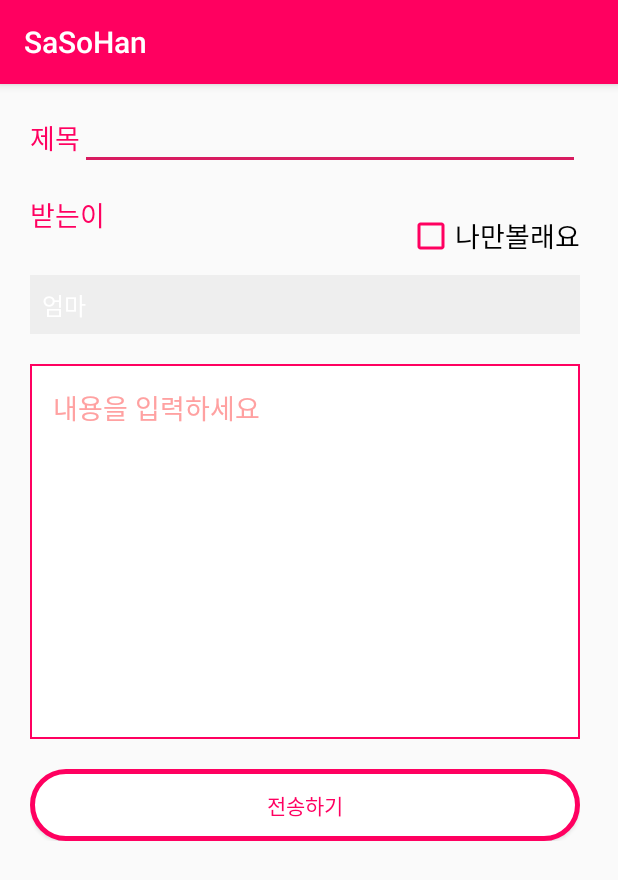
After one commit to tmddus/SASOHAN-android, an Android app: the SendSMS screen opened directly, with no data from a screen before it, on a phone screen of 412 x 824 dp. The commit adds this screen. Shown: the top 880 px of the screen. Run offline under Robolectric (Android 15) with nearby library versions, the phone set to English and light mode, and no system bars.

Commit message:
sms전송

```diff
--- a/app/src/main/AndroidManifest.xml
+++ b/app/src/main/AndroidManifest.xml
@@ -5,6 +5,7 @@
     <uses-permission android:name="android.permission.CAMERA" />
     <uses-permission android:name="android.permission.READ_EXTERNAL_STORAGE" />
     <uses-permission android:name="android.permission.WRITE_EXTERNAL_STORAGE" />
+    <uses-permission android:name="android.permission.SEND_SMS" />
 
     <application
         android:allowBackup="true"
@@ -13,7 +14,9 @@
         android:roundIcon="@mipmap/ic_launcher_round"
         android:supportsRtl="true"
         android:theme="@style/AppTheme">
-        <activity android:name=".Activity.ShowDiary"></activity>
+
+        <activity android:name=".Activity.SendSMS"/>
+        <activity android:name=".Activity.ShowDiary" />
         <activity android:name=".Activity.WriteActivity" />
         <activity android:name=".Activity.WriteDay" />
         <activity android:name=".Activity.MainActivity">
--- /dev/null
+++ b/app/src/main/java/sy/project2019/itshow/sasohan2019/Activity/SendSMS.java
@@ -0,0 +1,100 @@
+package sy.project2019.itshow.sasohan2019.Activity;
+
+import android.content.Intent;
+import android.support.v7.app.AppCompatActivity;
+import android.os.Bundle;
+import android.telephony.SmsManager;
+import android.view.View;
+import android.widget.AdapterView;
+import android.widget.ArrayAdapter;
+import android.widget.Button;
+import android.widget.CheckBox;
+import android.widget.EditText;
+import android.widget.Spinner;
+import android.widget.Toast;
+
+import java.util.ArrayList;
+
+import sy.project2019.itshow.sasohan2019.DB.DBHelper;
+import sy.project2019.itshow.sasohan2019.R;
+
+public class SendSMS extends AppCompatActivity {
+    Button sendbtn;
+    EditText ed_title, ed_contents;
+    DBHelper db;
+    CheckBox isP;
+    Spinner spinner;
+    ArrayList<String> arrayList;
+    ArrayAdapter<String> arrayAdapter;
+    @Override
+    protected void onCreate(Bundle savedInstanceState) {
+        super.onCreate(savedInstanceState);
+        setContentView(R.layout.activity_send_smstest);
+
+        sendbtn = findViewById(R.id.btn_add);
+        ed_title = findViewById(R.id.edit_title);
+        ed_contents = findViewById(R.id.edit_content);
+        isP = findViewById(R.id.isPrivate);
+
+        //연락처 더미데이터
+        arrayList = new ArrayList<>();
+        arrayList.add("엄마");
+        arrayList.add("아빠");
+        arrayList.add("언니");
+        arrayList.add("오빠");
+        arrayList.add("할머니");
+
+        arrayAdapter = new ArrayAdapter<>(getApplicationContext(),
+                android.R.layout.simple_spinner_dropdown_item,
+                arrayList);
+
+        //스피너 설정
+        spinner = (Spinner)findViewById(R.id.Receiver);
+        spinner.setAdapter(arrayAdapter);
+
+        spinner.setOnItemSelectedListener(new AdapterView.OnItemSelectedListener() {
+            @Override
+            public void onItemSelected(AdapterView<?> adapterView, View view, int i, long l) {
+
+                Toast.makeText(getApplicationContext(),arrayList.get(i)+"가 선택되었습니다.",
+                        Toast.LENGTH_SHORT).show();
+
+            }
+            @Override
+            public void onNothingSelected(AdapterView<?> adapterView) {
+
+            }
+        });
+
+        //문자전송버튼
+        sendbtn.setOnClickListener(new View.OnClickListener() {
+            @Override
+            public void onClick(View v) {
+                //입력한 값을 가져와 변수에 담는다
+//                String phoneNo = textPhoneNo.getText().toString();
+//                String sms = textSMS.getText().toString();
+                String phoneNo = "5556"; //번호
+                String sms = ed_contents.getText().toString(); //내용
+
+                try {
+                    //전송
+                    SmsManager smsManager = SmsManager.getDefault();
+                    smsManager.sendTextMessage(phoneNo, null, sms, null, null);
+                    Toast.makeText(getApplicationContext(), "전송 완료!", Toast.LENGTH_LONG).show();
+                } catch (Exception e) {
+                    Toast.makeText(getApplicationContext(), "SMS faild, please try again later!", Toast.LENGTH_LONG).show();
+                    e.printStackTrace();
+                }
+
+                //db에 글 추가
+//                db.DiaryInsert(ed_title.getText().toString(), ed_contents.getText().toString());
+
+                //db삽입성공시
+//                Toast toast = Toast.makeText(getApplicationContext(),"일기가 등록되었습니다.",Toast.LENGTH_SHORT);
+//                toast.show();
+                finish();
+            }
+        });
+
+    }
+}
--- a/app/src/main/java/sy/project2019/itshow/sasohan2019/Activity/ShowDiary.java
+++ b/app/src/main/java/sy/project2019/itshow/sasohan2019/Activity/ShowDiary.java
@@ -20,9 +20,7 @@ public class ShowDiary extends AppCompatActivity {
 
         tv_title = findViewById(R.id.sd_title);
 
-        Intent intent = getIntent();
-
-
+        Intent intent = getIntent(); //임시로 intent로 받아오고 나중에 db로
         title = intent.getStringExtra("title");
         tv_title.setText(title);
 
--- a/app/src/main/java/sy/project2019/itshow/sasohan2019/Fragment/ListFragment.java
+++ b/app/src/main/java/sy/project2019/itshow/sasohan2019/Fragment/ListFragment.java
@@ -16,6 +16,7 @@ import android.widget.TextView;
 
 import java.util.ArrayList;
 
+import sy.project2019.itshow.sasohan2019.Activity.SendSMS;
 import sy.project2019.itshow.sasohan2019.Activity.ShowDiary;
 import sy.project2019.itshow.sasohan2019.R;
 import sy.project2019.itshow.sasohan2019.Activity.WriteActivity;
@@ -70,7 +71,7 @@ public class ListFragment extends Fragment  {
                 String descStr = item.getDesc() ;
 
                 intent = new Intent(getActivity(), ShowDiary.class);
-                intent.putExtra("title",titleStr);
+                intent.putExtra("title",titleStr); //임시로 타이틀값넘겨줌... 나중엔 db로 하면될듯
                 startActivity(intent);
                 refresh();
 
@@ -82,7 +83,8 @@ public class ListFragment extends Fragment  {
         btn_gowrite.setOnClickListener(new View.OnClickListener() {
             @Override
             public void onClick(View v) {
-                intent = new Intent(getActivity(), WriteActivity.class);
+//                intent = new Intent(getActivity(), WriteActivity.class);
+                intent = new Intent(getActivity(), SendSMS.class); //문자보내기 테스트
                 startActivity(intent);
 
                 refresh();
--- /dev/null
+++ b/app/src/main/res/layout/activity_send_smstest.xml
@@ -0,0 +1,123 @@
+<?xml version="1.0" encoding="utf-8"?>
+<FrameLayout xmlns:android="http://schemas.android.com/apk/res/android"
+xmlns:tools="http://schemas.android.com/tools"
+android:layout_width="match_parent"
+android:layout_height="match_parent"
+xmlns:app="http://schemas.android.com/apk/res-auto"
+tools:context=".Activity.SendSMS">
+<LinearLayout
+    android:layout_width="match_parent"
+    android:layout_height="match_parent"
+    android:orientation="vertical">
+    <LinearLayout
+        android:layout_width="match_parent"
+        android:layout_height="wrap_content"
+        android:orientation="horizontal"
+        android:layout_marginLeft="20dp"
+        android:layout_marginRight="25dp">
+        <TextView
+            android:layout_width="wrap_content"
+            android:layout_height="wrap_content"
+            android:text="제목"
+            android:textSize="18sp"
+            android:layout_marginTop="14dp"
+            android:textColor="@color/main"
+            android:focusable="true"
+            />
+        <EditText
+            android:id="@+id/edit_title"
+            android:layout_width="match_parent"
+            android:layout_height="wrap_content"
+            android:layout_marginTop="12dp"
+            app:theme="@style/EditTextStyle"
+            />
+    </LinearLayout>
+    <LinearLayout
+        android:layout_width="match_parent"
+        android:layout_height="wrap_content"
+        android:orientation="horizontal"
+        android:layout_marginTop="14dp"
+        android:layout_marginLeft="20dp"
+        android:layout_marginRight="25dp">
+        <TextView
+            android:layout_width="wrap_content"
+            android:layout_height="wrap_content"
+            android:text="받는이"
+            android:textSize="18sp"
+            android:textColor="#ff0060"
+            />
+        <View
+            android:layout_width="0dp"
+            android:layout_height="0dp"
+            android:layout_weight="1" />
+
+        <CheckBox
+            android:id="@+id/isPrivate"
+            android:layout_width="wrap_content"
+            android:layout_height="wrap_content"
+            android:layout_marginTop="14dp"
+            android:text="나만볼래요"
+            app:theme="@style/EditTextStyle"
+            />
+    </LinearLayout>
+    <LinearLayout
+        android:layout_width="match_parent"
+        android:layout_height="wrap_content"
+        android:orientation="horizontal"
+        android:layout_marginLeft="20dp"
+        android:layout_marginRight="25dp">
+        <Spinner
+            android:id="@+id/Receiver"
+            android:layout_width="match_parent"
+            android:layout_height="39dp"
+            android:layout_marginTop="10dp"
+            android:background="#eeeeee"
+            >
+
+        </Spinner>
+    </LinearLayout>
+
+    <LinearLayout
+        android:layout_width="match_parent"
+        android:layout_height="wrap_content"
+        android:orientation="vertical"
+        android:layout_marginLeft="20dp"
+        android:layout_marginRight="25dp">
+        <!--<view-->
+        <!--android:layout_width="match_parent"-->
+        <!--android:layout_height="3.3dp"-->
+        <!--android:background="@color/colorPrimary"-->
+        <!--/>-->
+        <EditText
+            android:padding="15dp"
+            android:textColorHint="@color/lightMain"
+            android:id="@+id/edit_content"
+            android:layout_width="match_parent"
+            android:layout_height="250dp"
+            app:theme="@style/EditTextStyle"
+            android:hint="내용을 입력하세요"
+            android:gravity="top"
+            android:layout_marginTop="20dp"
+            android:layout_marginBottom="20dp"
+            android:background="@drawable/edittext"
+            />
+    </LinearLayout>
+
+    <LinearLayout
+        android:layout_width="match_parent"
+        android:layout_height="wrap_content"
+        android:orientation="vertical"
+        android:layout_marginLeft="20dp"
+        android:layout_marginRight="25dp">
+        <Button
+            android:id="@+id/btn_add"
+            android:layout_width="match_parent"
+            android:layout_height="match_parent"
+            android:text="전송하기"
+            android:background="@drawable/button"
+            android:textColor="@color/colorPrimary"
+            />
+    </LinearLayout>
+
+</LinearLayout>
+</FrameLayout>
```
